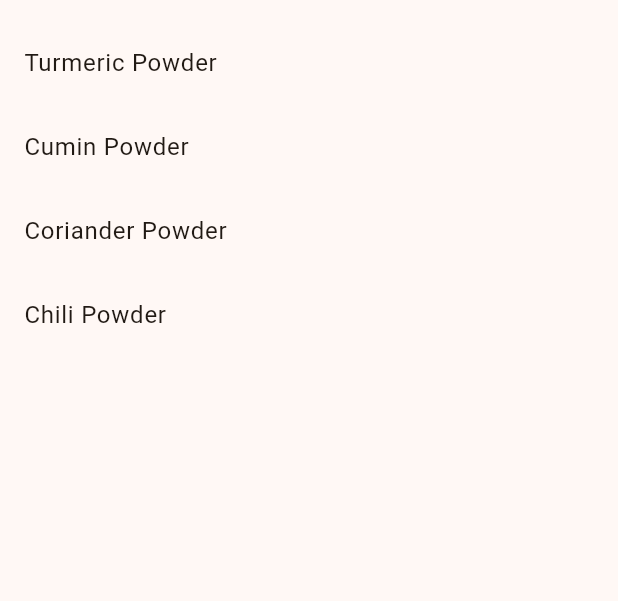
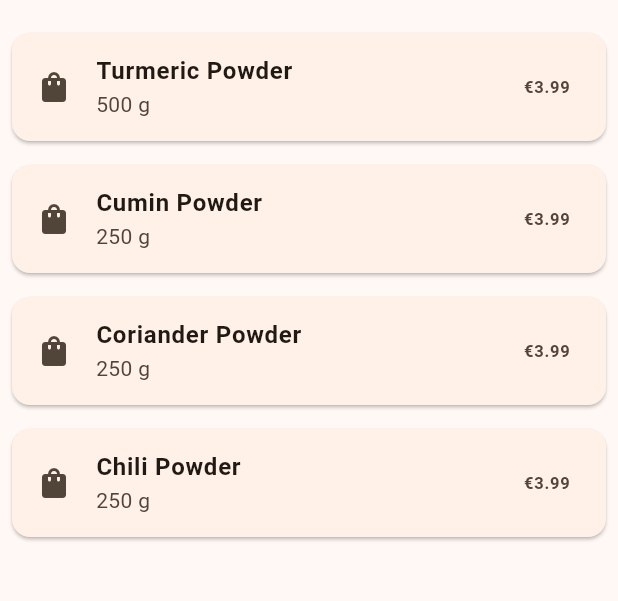
Before and after one commit to swastikdhakal07/SpiceApp, a Flutter app: the screen it shows after launch, on a phone screen of 412 x 824 dp, the part 63-664 px from its top. Run offline on Flutter 3.47's test engine with Material 3 defaults, Android fonts, the phone set to English and light mode, and no system bars.

Commit message:
small improvement in product card UI

```diff
--- a/lib/main.dart
+++ b/lib/main.dart
@@ -26,11 +26,12 @@ class HomeScreen extends StatelessWidget {
 
   @override
   Widget build(BuildContext context) {
+    //Test data
     final products = [
-      'Turmeric Powder',
-      'Cumin Powder',
-      'Coriander Powder',
-      'Chili Powder',
+      {'name': 'Turmeric Powder', 'weight': '500 g', 'price': 3.99},
+      {'name': 'Cumin Powder', 'weight': '250 g', 'price': 3.99},
+      {'name': 'Coriander Powder', 'weight': '250 g', 'price': 3.99},
+      {'name': 'Chili Powder', 'weight': '250 g', 'price': 3.99},
     ];
 
     return Scaffold(
@@ -38,7 +39,25 @@ class HomeScreen extends StatelessWidget {
       body: ListView.builder(
         itemCount: products.length,
         itemBuilder: (context, index) {
-          return ListTile(title: Text(products[index]));
+          return Card(
+            //creats a card with a margin of 8 pixels on all sides for demo
+            margin: const EdgeInsets.all(8.0),
+            child: ListTile(
+              //placeholder Icon as product image
+              leading: const Icon(Icons.shopping_bag),
+              //Name of the product in bold
+              title: Text(
+                products[index]['name'].toString(),
+                style: const TextStyle(fontWeight: FontWeight.bold),
+              ),
+              subtitle: Text(products[index]['weight'].toString()),
+              trailing: Text(
+                '€${products[index]['price']}',
+                //Price of the product in bold
+                style: const TextStyle(fontWeight: FontWeight.bold),
+              ),
+            ),
+          );
         },
       ),
     );
```
